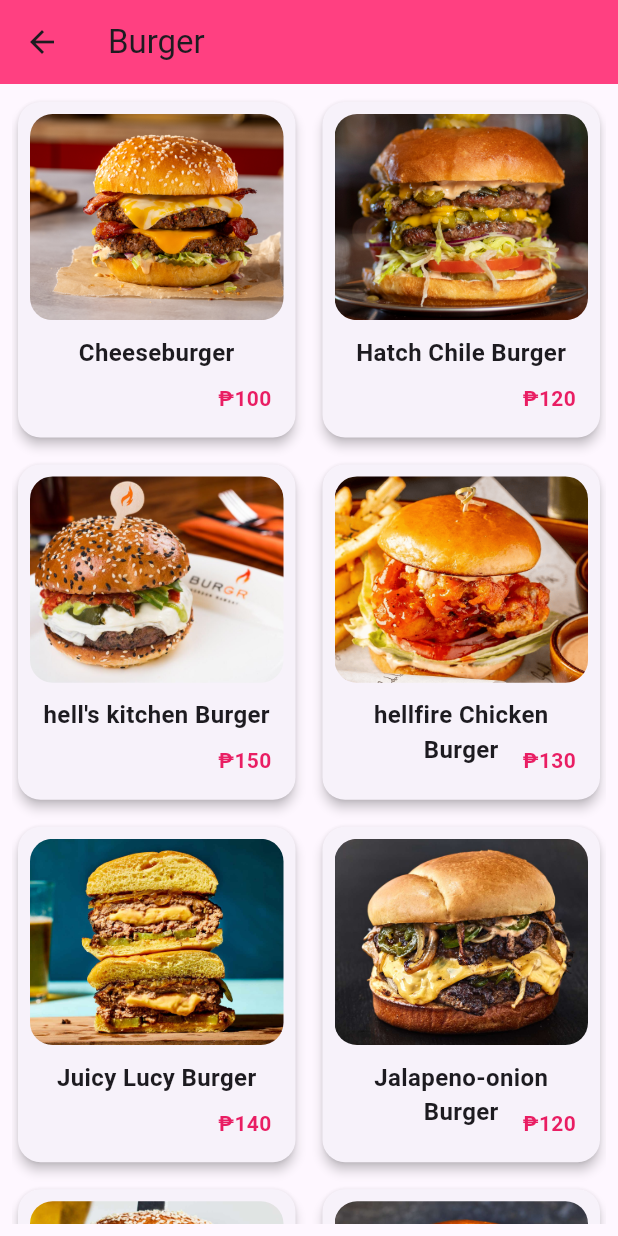
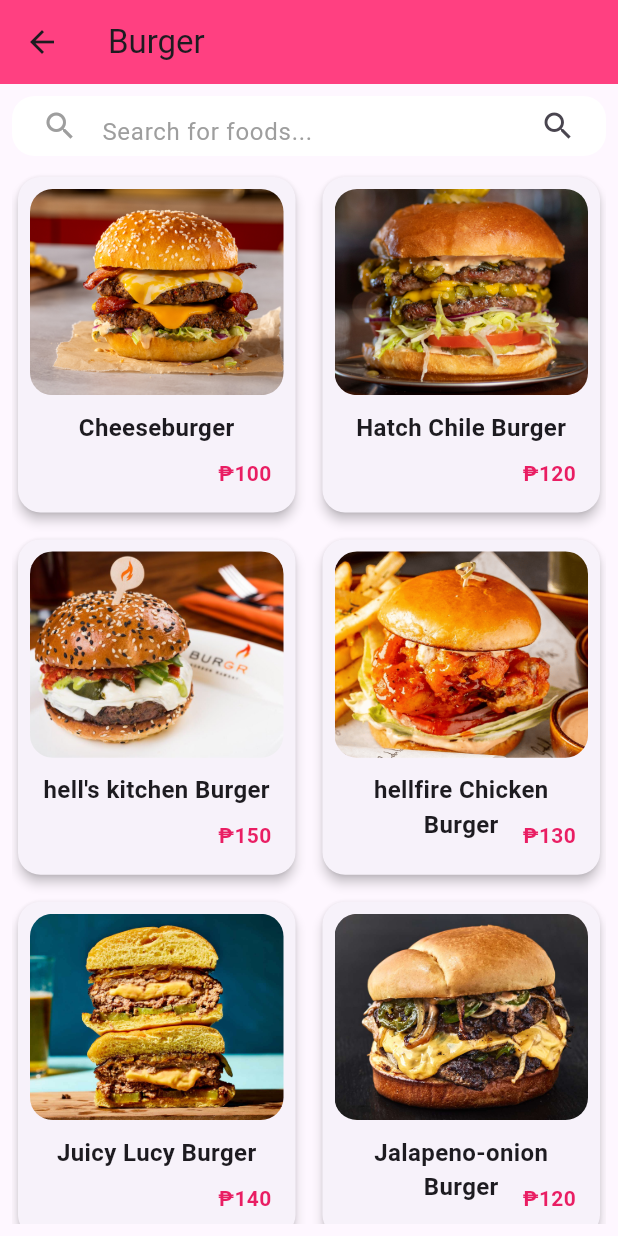
Before and after one commit to Necookie/lalamon, a Flutter app: the Home screen opened directly, after a tap on the "menu" icon, after a tap on "See All", after a tap on "Burger", on a phone screen of 412 x 824 dp. Run offline on Flutter 3.47's test engine with Material 3 defaults, Android fonts, the phone set to English and light mode, and no system bars; our stand-ins replace cached_network_image, cloud_firestore, firebase_auth, firebase_core, supabase_flutter; accounts and stored records are empty; network calls fail; Roboto replaces fonts that are missing (PoppinsFont).

Commit message:
Search bar first update

```diff
--- a/lib/category_details_page.dart
+++ b/lib/category_details_page.dart
@@ -1,12 +1,18 @@
 import 'package:flutter/material.dart';
+import 'search_bar.dart' as custom_search; // Alias the import
 
-class CategoryDetailsPage extends StatelessWidget {
+class CategoryDetailsPage extends StatefulWidget {
   final String categoryTitle;
 
   const CategoryDetailsPage({super.key, required this.categoryTitle});
 
   @override
-  Widget build(BuildContext context) {
+  State<CategoryDetailsPage> createState() => _CategoryDetailsPageState();
+}
+
+class _CategoryDetailsPageState extends State<CategoryDetailsPage> {
+  String _searchQuery = '';
+
   // Mock data for items in each category
   final Map<String, List<Map<String, String>>> categoryItems = {
     'Pizza': [
@@ -27,58 +33,64 @@ class CategoryDetailsPage extends StatelessWidget {
       {'name': 'Japanese-Style Chili', 'price': '₱150', 'imageUrl': 'lib/Assets/images/Japanese-Style_Chili_Burgers_with_Yuzu_Mayo.jpg'},
       {'name': 'Veggie Burger', 'price': '₱80', 'imageUrl': 'lib/Assets/images/burger.jpeg'},
     ],
-      'Chicken': [
-        {'name': 'Grilled Chicken', 'price': '₱200', 'imageUrl': 'lib/Assets/images/Fried_Chicken.jpg'},
-        {'name': 'Roast Chicken', 'price': '₱180', 'imageUrl': 'lib/Assets/images/Roast_Chicken.jpg'},
-        {'name': 'BBQ Chicken', 'price': '₱220', 'imageUrl': 'lib/Assets/images/BBQ_Chicken.jpg'},
-        {'name': 'Chicken Parmesan', 'price': '₱250', 'imageUrl': 'lib/Assets/images/Chicken_Parmesan.jpg'},
-        {'name': 'Chicken Alfredo', 'price': '₱230', 'imageUrl': 'lib/Assets/images/Chicken_Alfredo.jpg'},
-      ],
-      'Spaghetti': [
-        {'name': 'Italian Spaghetti', 'price': '₱150', 'imageUrl': 'lib/Assets/images/Spaghetti.jpg'},
-        {'name': 'Linguine', 'price': '₱180', 'imageUrl': 'lib/Assets/images/Linguine.jpg'},
-        {'name': 'Lasagne alla Bologmese', 'price': '₱200', 'imageUrl': 'lib/Assets/images/Lasagne_alla_Bolognese.jpg'},
-      ],
-      'Drinks': [
-        {'name': 'Coca Cola', 'price': '₱30', 'imageUrl': 'lib/Assets/images/Coca_Cola.jpg'},
-        {'name': 'Dr. Pepper', 'price': '₱35', 'imageUrl': 'lib/Assets/images/Dr_Pepper.jpeg'},
-        {'name': 'Pepsi', 'price': '₱30', 'imageUrl': 'lib/Assets/images/Pepsi.jpg'},
-        {'name': 'Fanta', 'price': '₱25', 'imageUrl': 'lib/Assets/images/Fanta.jpg'},
-        {'name': 'Sprite', 'price': '₱30', 'imageUrl': 'lib/Assets/images/Sprite.jpg'},
-        {'name': 'Mountain Dew', 'price': '₱35', 'imageUrl': 'lib/Assets/images/Mountain_Dew.jpg'},
-      ],
+    // Add other categories...
   };
 
-    // Get the items for the selected category
-    final items = categoryItems[categoryTitle] ?? [];
+  @override
+  Widget build(BuildContext context) {
+    final screenWidth = MediaQuery.of(context).size.width;
+    final cardWidth = (screenWidth - 30) / 2;
+    final cardHeight = cardWidth * 1.2;
 
-    // Get screen width
-    final screenWidth = MediaQuery.of(context).size.width;
+    final items = categoryItems[widget.categoryTitle] ?? [];
 
-    // Calculate card width and height dynamically
-    final cardWidth = (screenWidth - 30) / 2; // Subtract padding and divide by 2 for two columns
-    final cardHeight = cardWidth * 1.2; // Adjust height based on width (aspect ratio)
+    // Apply search filter
+    final filteredItems = items.where((item) {
+      final name = item['name']!.toLowerCase();
+      final query = _searchQuery.toLowerCase();
+      return name.contains(query);
+    }).toList();
 
     return Scaffold(
       appBar: AppBar(
-        title: Text(categoryTitle),
+        title: Text(widget.categoryTitle),
         backgroundColor: Colors.pinkAccent,
       ),
       body: Padding(
         padding: const EdgeInsets.all(8.0),
+        child: Column(
+          children: [
+            // Search bar
+            Container(
+              margin: const EdgeInsets.only(bottom: 10),
+              child: custom_search.SearchBar(
+                onChanged: (value) {
+                  setState(() {
+                    _searchQuery = value; // Update the search query
+                  });
+                },
+                onSearch: () {
+                  setState(() {
+                    // Perform filtering when the search button is pressed
+                    // The query is already filtered as the search query is stored in _searchQuery
+                  });
+                },
+              ),
+            ),
+            // Grid view
+            Expanded(
               child: GridView.builder(
                 gridDelegate: SliverGridDelegateWithFixedCrossAxisCount(
-            crossAxisCount: 2, // Number of columns in the grid
-            crossAxisSpacing: 10, // Spacing between columns
-            mainAxisSpacing: 10, // Spacing between rows
-            childAspectRatio: cardWidth / cardHeight, // Dynamic aspect ratio
+                  crossAxisCount: 2,
+                  crossAxisSpacing: 10,
+                  mainAxisSpacing: 10,
+                  childAspectRatio: cardWidth / cardHeight,
                 ),
-          itemCount: items.length,
+                itemCount: filteredItems.length,
                 itemBuilder: (context, index) {
-            final item = items[index];
+                  final item = filteredItems[index];
                   return InkWell(
                     onTap: () {
-                // Navigate to the placeholder page
                       Navigator.push(
                         context,
                         MaterialPageRoute(
@@ -100,18 +112,16 @@ class CategoryDetailsPage extends StatelessWidget {
                             Column(
                               crossAxisAlignment: CrossAxisAlignment.center,
                               children: [
-                          // Item image
                                 ClipRRect(
                                   borderRadius: BorderRadius.circular(15),
                                   child: Image.asset(
                                     item['imageUrl']!,
-                              height: cardHeight * 0.6, // Adjust image height relative to card height
-                              width: cardWidth, // Adjust image width relative to card width
+                                    height: cardHeight * 0.6,
+                                    width: cardWidth,
                                     fit: BoxFit.cover,
                                   ),
                                 ),
                                 const SizedBox(height: 10),
-                          // Item name
                                 Text(
                                   item['name']!,
                                   style: const TextStyle(
@@ -122,7 +132,6 @@ class CategoryDetailsPage extends StatelessWidget {
                                 ),
                               ],
                             ),
-                      // Price at the bottom-right
                             Positioned(
                               bottom: 8,
                               right: 8,
@@ -141,6 +150,9 @@ class CategoryDetailsPage extends StatelessWidget {
                     ),
                   );
                 },
+              ),
+            ),
+          ],
         ),
       ),
     );
--- a/lib/home.dart
+++ b/lib/home.dart
@@ -27,13 +27,39 @@ class _HomeState extends State<Home> {
     {'title': 'Drinks', 'imageUrl': 'lib/Assets/images/General_Softdrinks.jpg', 'price': '₱25'},
   ];
 
+  // Controller for the search text input
+  TextEditingController searchController = TextEditingController();
+
+  // List of categories filtered by search query
+  List<Map<String, String>> filteredCategories = [];
+
+  // Function to handle search input
+  void _onSearchChanged(String query) {
+    setState(() {
+      // If the search query is empty, show all categories
+      if (query.isEmpty) {
+        filteredCategories = categories;
+      } else {
+        filteredCategories = categories.where((category) {
+          return category['title']!.toLowerCase().contains(query.toLowerCase());
+        }).toList();
+      }
+    });
+  }
+
+  @override
+  void initState() {
+    super.initState();
+    // Initially show all categories
+    filteredCategories = categories;
+  }
+
   @override
   Widget build(BuildContext context) {
     return Scaffold(
       backgroundColor: Colors.white,
       appBar: AppBar(
         backgroundColor: Colors.pinkAccent,
-        // Sidebar menu button
         leading: Padding(
           padding: const EdgeInsets.only(bottom: 70),
           child: Builder(
@@ -50,29 +76,44 @@ class _HomeState extends State<Home> {
             },
           ),
         ),
-        // AppBar title and search bar
         title: Padding(
           padding: const EdgeInsets.only(bottom: 55),
           child: SizedBox(
             width: double.infinity,
             child: Column(
               crossAxisAlignment: CrossAxisAlignment.start,
-              children: const [
-                SizedBox(height: 50),
-                Text(
+              children: [
+                const SizedBox(height: 50),
+                const Text(
                   'Home',
                   style: TextStyle(
                     color: Colors.white,
                     fontWeight: FontWeight.bold,
                   ),
                 ),
-                SizedBox(height: 20),
-                SearchBar(), // Search bar widget
+                const SizedBox(height: 20),
+                // Search bar widget
+                Padding(
+                  padding: const EdgeInsets.symmetric(horizontal: 8.0),
+                  child: TextField(
+                    controller: searchController,
+                    onChanged: _onSearchChanged,
+                    decoration: InputDecoration(
+                      hintText: "Search...",
+                      filled: true,
+                      fillColor: Colors.white,
+                      prefixIcon: const Icon(Icons.search),
+                      border: OutlineInputBorder(
+                        borderRadius: BorderRadius.circular(30.0),
+                        borderSide: BorderSide.none,
+                      ),
+                    ),
+                  ),
+                ),
               ],
             ),
           ),
         ),
-        // Cart button in the AppBar
         actions: [
           Padding(
             padding: const EdgeInsets.only(bottom: 58),
@@ -89,7 +130,6 @@ class _HomeState extends State<Home> {
         ],
         toolbarHeight: 120,
       ),
-      // Sidebar (Drawer)
       drawer: Drawer(
         child: Column(
           children: [
@@ -105,7 +145,6 @@ class _HomeState extends State<Home> {
                   nickname = snapshot.data!.get('name') ?? 'Guest';
                 }
 
-                // Generate avatar URL based on nickname
                 final avatarUrl = 'https://api.dicebear.com/9.x/fun-emoji/svg?seed=${Uri.encodeComponent(nickname)}';
 
                 return DrawerHeader(
@@ -122,7 +161,6 @@ class _HomeState extends State<Home> {
                   child: Column(
                     crossAxisAlignment: CrossAxisAlignment.start,
                     children: [
-                      // Avatar and nickname
                       Row(
                         children: [
                           Container(
@@ -155,7 +193,6 @@ class _HomeState extends State<Home> {
                           Expanded(
                             child: Column(
                               crossAxisAlignment: CrossAxisAlignment.start,
-                              mainAxisSize: MainAxisSize.min,
                               children: [
                                 const Text(
                                   'Welcome back,',
@@ -182,7 +219,6 @@ class _HomeState extends State<Home> {
                         ],
                       ),
                       const Spacer(),
-                      // User role or status
                       Container(
                         padding: const EdgeInsets.symmetric(horizontal: 12, vertical: 8),
                         decoration: BoxDecoration(
@@ -190,7 +226,6 @@ class _HomeState extends State<Home> {
                           borderRadius: BorderRadius.circular(8),
                         ),
                         child: Row(
-                          mainAxisSize: MainAxisSize.min,
                           children: [
                             Icon(
                               Icons.restaurant_menu,
@@ -214,7 +249,6 @@ class _HomeState extends State<Home> {
                 );
               },
             ),
-            // List of menu items in the Drawer
             Expanded(
               child: ListView(
                 padding: EdgeInsets.zero,
@@ -298,7 +332,6 @@ class _HomeState extends State<Home> {
                 ],
               ),
             ),
-            // Divider and About Us section at the bottom
             const Divider(),
             ListTile(
               leading: const Icon(Icons.info_outline, color: Colors.pink),
@@ -310,7 +343,6 @@ class _HomeState extends State<Home> {
           ],
         ),
       ),
-      // Main body content
       body: Column(
         children: [
           const SizedBox(height: 20),
@@ -329,7 +361,6 @@ class _HomeState extends State<Home> {
                 ),
                 TextButton(
                   onPressed: () {
-                    // Navigate to the AllCategoriesPage
                     Navigator.push(
                       context,
                       MaterialPageRoute(
@@ -354,15 +385,14 @@ class _HomeState extends State<Home> {
               height: 200,
               child: ListView.builder(
                 scrollDirection: Axis.horizontal,
-                itemCount: categories.length,
+                itemCount: filteredCategories.length,
                 itemBuilder: (context, index) {
-                  final category = categories[index];
+                  final category = filteredCategories[index];
                   return CategoryCard(
                     title: category['title']!,
                     imageUrl: category['imageUrl']!,
                     price: category['price']!,
                     onTap: () {
-                      // Navigate to the CategoryDetailsPage
                       Navigator.push(
                         context,
                         MaterialPageRoute(
--- a/lib/search_bar.dart
+++ b/lib/search_bar.dart
@@ -1,7 +1,10 @@
 import 'package:flutter/material.dart';
 
 class SearchBar extends StatefulWidget {
-  const SearchBar({super.key});
+  final ValueChanged<String> onChanged; // Callback for search input
+  final VoidCallback onSearch; // Callback for search button press
+
+  const SearchBar({super.key, required this.onChanged, required this.onSearch});
 
   @override
   State<SearchBar> createState() => _SearchBarState();
@@ -32,6 +35,9 @@ class _SearchBarState extends State<SearchBar> {
         color: Colors.white,
         borderRadius: BorderRadius.circular(15),
       ),
+      child: Row(
+        children: [
+          Expanded(
             child: TextField(
               controller: _controller,
               decoration: const InputDecoration(
@@ -40,9 +46,14 @@ class _SearchBarState extends State<SearchBar> {
                 border: InputBorder.none,
                 prefixIcon: Icon(Icons.search, color: Colors.grey),
               ),
-        onChanged: (value) {
-          // Handle search input change
-        },
+              onChanged: widget.onChanged, // Call the parent widget's callback
+            ),
+          ),
+          IconButton(
+            icon: const Icon(Icons.search),
+            onPressed: widget.onSearch, // Call the parent widget's callback
+          ),
+        ],
       ),
     );
   }
```
Lines whose indentation alone changed are shown as unchanged.
